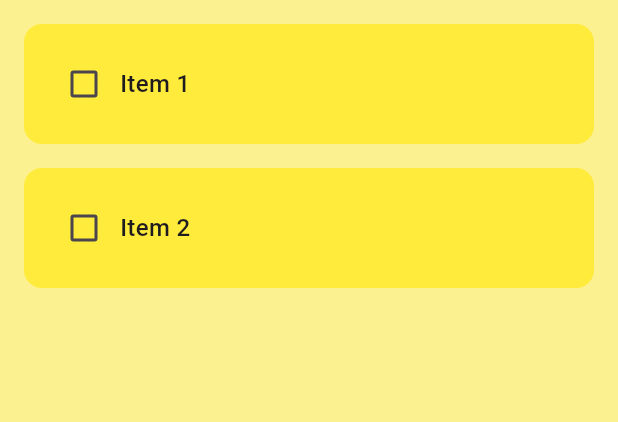
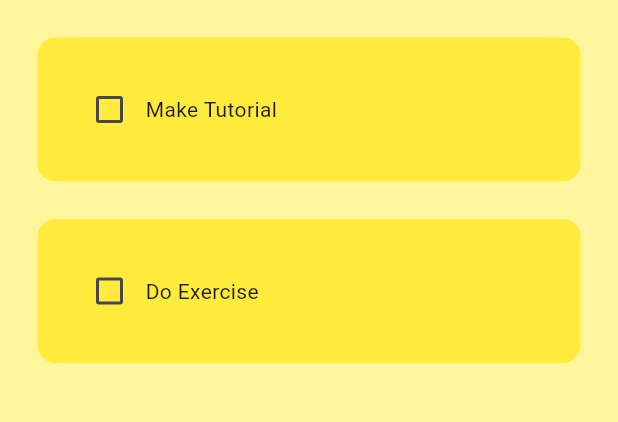
Before and after one commit to 3r1ckR1an/ToDoApp, a Flutter app: the screen it shows after launch, on a phone screen of 412 x 824 dp, the part 84-506 px from its top. Run offline on Flutter 3.47's test engine with Material 3 defaults, Android fonts, the phone set to English and light mode, and no system bars; drawn by our look-alikes of flutter_slidable; our stand-ins replace google_fonts.

Commit message:
Readequação de código.

```diff
--- a/lib/main.dart
+++ b/lib/main.dart
@@ -1,6 +1,5 @@
 import 'package:flutter/material.dart';
-
-import 'pages/to_do.dart';
+import 'pages/home_page.dart';
 
 void main() {
   runApp(const MyApp());
@@ -12,7 +11,8 @@ class MyApp extends StatelessWidget {
   @override
   Widget build(BuildContext context) {
     return MaterialApp(
-      home: ToDo(),
+      home: HomePage(),
+      theme: ThemeData(primarySwatch: Colors.yellow),
     );
   }
 }
--- /dev/null
+++ b/lib/pages/home_page.dart
@@ -0,0 +1,49 @@
+import 'package:flutter/material.dart';
+import 'package:google_fonts/google_fonts.dart';
+import 'package:to_do_app/utilities/todo_tile.dart';
+
+class HomePage extends StatefulWidget {
+  const HomePage({super.key});
+
+  @override
+  State<HomePage> createState() => _HomePageState();
+}
+
+class _HomePageState extends State<HomePage> {
+  List toDoList = [
+    ["Make Tutorial", false],
+    ["Do Exercise", false],
+  ];
+
+  void checkBoxChanged(bool? value, int index) {
+    setState(() {
+      toDoList[index][1] = !toDoList[index][1];
+    });
+  }
+
+  @override
+  Widget build(BuildContext context) {
+    return Scaffold(
+      backgroundColor: Colors.yellow[200],
+      appBar: AppBar(
+        title: Text(
+          "TO DO",
+          style: GoogleFonts.notoSansHatran(),
+        ),
+        backgroundColor: Colors.yellow,
+        centerTitle: true,
+      ),
+
+      body: ListView.builder(
+        itemCount: toDoList.length,
+        itemBuilder: (context, index) {
+          return ToDoTile(
+              taskName: toDoList[index][0],
+              taskCompleted: toDoList[index][1],
+              onChanged: (value) => checkBoxChanged(value, index),
+          );
+        },
+      ),
+    );
+  }
+}
--- a/lib/pages/to_do.dart
+++ /dev/null
@@ -1,92 +0,0 @@
-import 'package:flutter/material.dart';
-import 'package:flutter_slidable/flutter_slidable.dart';
-import 'package:google_fonts/google_fonts.dart';
-
-class ToDo extends StatefulWidget {
-  const ToDo({super.key});
-
-  @override
-  State<ToDo> createState() => _ToDoState();
-}
-
-class _ToDoState extends State<ToDo> {
-
-  final List<Map<String, dynamic>> items = [
-    {"title": "Item 1", "completed": false},
-    {"title": "Item 2", "completed": false}
-  ];
-
-  void completaTarefa(int index, bool? value) {
-    setState(() {
-      items[index]["completed"] = value;
-    });
-  }
-
-  @override
-  Widget build(BuildContext context) {
-    return Scaffold(
-      backgroundColor: Color(0xFFFCF191),
-      appBar: AppBar(
-        title: Text(
-          "TO DO",
-          style: GoogleFonts.notoSansHatran(),
-        ),
-        backgroundColor: Color(0xFFFAE53F),
-        centerTitle: true,
-      ),
-
-      body: ListView.builder(
-        itemCount: items.length,
-        padding: EdgeInsets.all(16),
-        itemBuilder: (context, index) {
-          return Slidable(
-            key: ValueKey(items[index]),
-            endActionPane: ActionPane(
-              motion: ScrollMotion(),
-              children: [
-                SizedBox(
-                  width: 150,
-                  child: Padding(
-                    padding: const EdgeInsets.only(bottom: 16),
-                    child: CustomSlidableAction(
-                      borderRadius: BorderRadius.circular(12),
-                      onPressed: (context) {},
-                      backgroundColor: Colors.red,
-                      child: Icon(Icons.delete, color: Colors.white),
-                    ),
-                  ),
-                ),
-              ],
-            ),
-            child: Container(
-              margin: const EdgeInsets.only(bottom: 16),
-              padding: const EdgeInsets.all(16),
-              decoration: BoxDecoration(
-                color: Colors.yellow,
-                borderRadius: BorderRadius.circular(12),
-              ),
-              child: Row(
-                children: [
-                  Checkbox(
-                    value: items[index]["completed"],
-                    onChanged: (value) => completaTarefa(index, value),
-                  ),
-                  Text(
-                    items[index]["title"],
-                    style: TextStyle(
-                      fontSize: 16,
-                      fontWeight: FontWeight.w500,
-                      decoration: items[index]["completed"]
-                        ? TextDecoration.lineThrough
-                        : TextDecoration.none
-                    ),
-                  ),
-                ],
-              ),
-            ),
-          );
-        },
-      ),
-    );
-  }
-}
--- /dev/null
+++ b/lib/utilities/todo_tile.dart
@@ -0,0 +1,49 @@
+import 'package:flutter/material.dart';
+
+class ToDoTile extends StatelessWidget {
+  final String taskName;
+  final bool taskCompleted;
+
+  Function(bool?)? onChanged;
+
+  ToDoTile({
+    super.key,
+    required this.taskName,
+    required this.taskCompleted,
+    required this.onChanged,
+  });
+
+  @override
+  Widget build(BuildContext context) {
+    return Padding(
+      padding: const EdgeInsets.only(left: 25.0, right: 25.0, top: 25.0),
+      child: Container(
+        padding: EdgeInsets.all(24),
+        decoration: BoxDecoration(
+          color: Colors.yellow,
+          borderRadius: BorderRadius.circular(12),
+        ),
+        child: Row(
+          children: [
+            // checkbox
+            Checkbox(
+              value: taskCompleted,
+              onChanged: onChanged,
+              activeColor: Colors.black,
+            ),
+
+            // task name
+            Text(
+              taskName,
+              style: TextStyle(
+                decoration: taskCompleted
+                    ? TextDecoration.lineThrough
+                    : TextDecoration.none,
+              ),
+            ),
+          ],
+        ),
+      ),
+    );
+  }
+}
```
